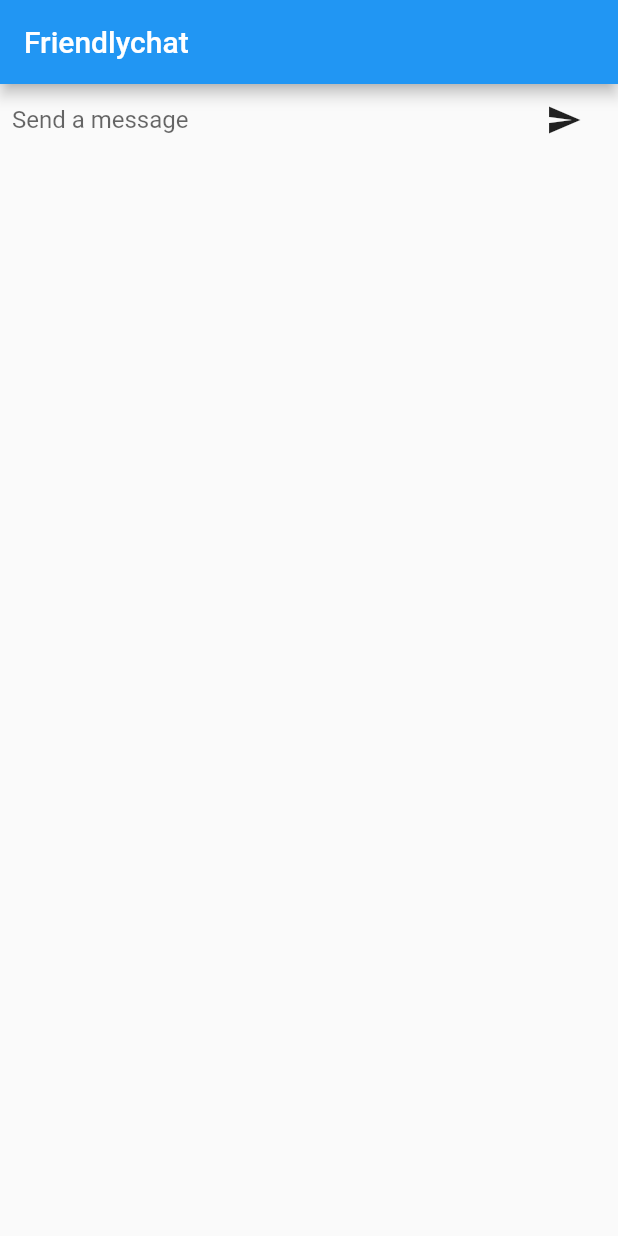
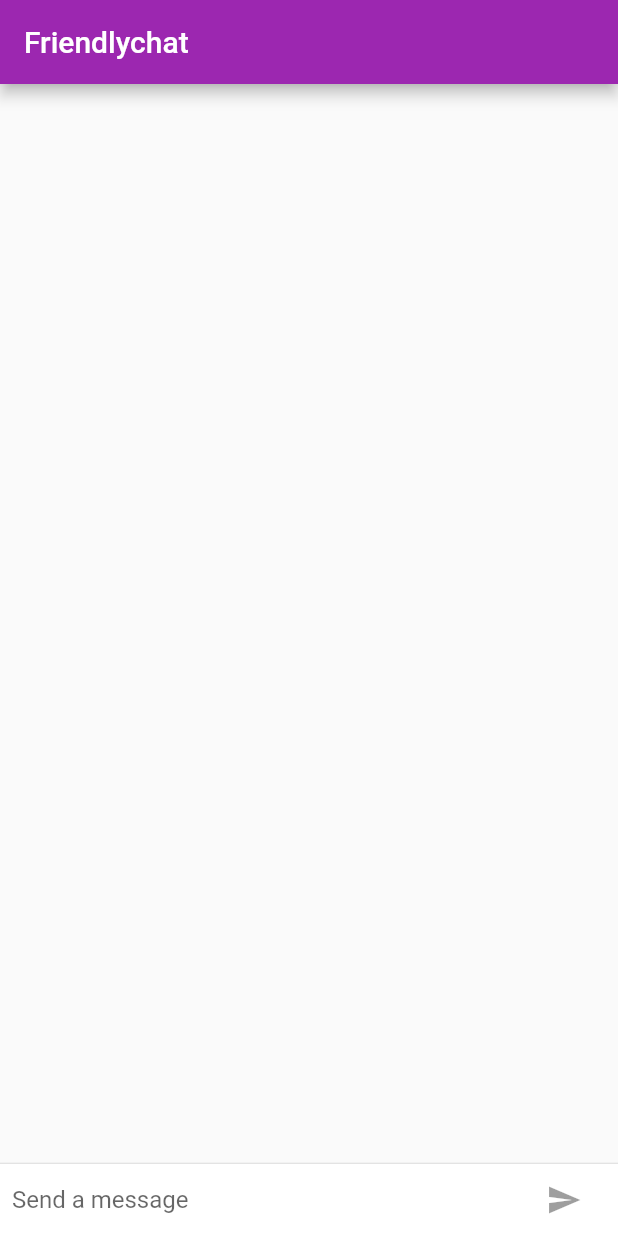
Before and after one commit to danilkravchenko/Flutter_codelabs, a Flutter app: the screen it shows after launch, on a phone screen of 412 x 824 dp. Run offline on Flutter 3.47's test engine with Material 2 defaults, Android fonts, the phone set to English and light mode, and no system bars.

Commit message:
chat with separate themes for ios and android

```diff
--- a/friendlychat/lib/main.dart
+++ b/friendlychat/lib/main.dart
@@ -1,14 +1,33 @@
 // This sample shows adding an action to an [AppBar] that opens a shopping cart.
 
+import 'package:flutter/cupertino.dart';
+import 'package:flutter/foundation.dart';
 import 'package:flutter/material.dart';
+import 'package:friendlychat/widgets/ChatMessage.dart';
 
 void main() => runApp(MyApp());
+
+final ThemeData kIOSTheme = new ThemeData(
+  primarySwatch: Colors.orange,
+  primaryColor: Colors.grey[100],
+  primaryColorBrightness: Brightness.light,
+);
+
+final ThemeData kDefaultTheme = new ThemeData(
+  primarySwatch: Colors.purple,
+  accentColor: Colors.orangeAccent[400],
+);
 
 class MyApp extends StatelessWidget {
   // This widget is the root of your application.
   @override
   Widget build(BuildContext context) {
-    return MaterialApp(title: 'Friendlychat', home: ChatWidget());
+    return MaterialApp(
+        title: 'Friendlychat',
+        theme: defaultTargetPlatform == TargetPlatform.iOS
+            ? kIOSTheme
+            : kDefaultTheme,
+        home: ChatWidget());
   }
 }
 
@@ -17,10 +36,14 @@ class ChatWidget extends StatefulWidget {
   State createState() => ChatWidgetState();
 }
 
-class ChatWidgetState extends State<ChatWidget> {
+class ChatWidgetState extends State<ChatWidget> with TickerProviderStateMixin {
   final _textController = TextEditingController();
+  final List<ChatMessage> _messages = <ChatMessage>[];
+  bool _isComposing = false;
 
-  Widget _buildTextComposer() => Container(
+  Widget _buildTextComposer() => IconTheme(
+      data: IconThemeData(color: Theme.of(context).accentColor),
+      child: Container(
           margin: const EdgeInsets.symmetric(horizontal: 8.0),
           child: Row(
             children: <Widget>[
@@ -28,30 +51,89 @@ class ChatWidgetState extends State<ChatWidget> {
                 child: TextField(
                   controller: _textController,
                   onSubmitted: _handleSubmitted,
-              decoration: InputDecoration.collapsed(hintText: "Send a message"),
+                  onChanged: (String text) {
+                    setState(() {
+                      _isComposing = text.length > 0;
+                    });
+                  },
+                  decoration:
+                      InputDecoration.collapsed(hintText: "Send a message"),
                 ),
               ),
               Container(
                   margin: EdgeInsets.symmetric(horizontal: 4.0),
                   child: _buildSendButton())
             ],
-      ));
+          )));
 
-  Widget _buildSendButton() => IconButton(
+  Widget _buildSendButton() => Theme.of(context).platform == TargetPlatform.iOS
+      ? CupertinoButton(
+          child: Text("Send"),
+          onPressed: _isComposing
+              ? () => _handleSubmitted(_textController.text)
+              : null)
+      : IconButton(
           icon: Icon(Icons.send),
-      onPressed: () => _handleSubmitted(_textController.text));
+          onPressed: _isComposing
+              ? () => _handleSubmitted(_textController.text)
+              : null);
 
   void _handleSubmitted(String text) {
     _textController.clear();
+    setState(() {
+      _isComposing = false;
+    });
+    final message = ChatMessage(
+      text: text,
+      animationController: AnimationController(
+          duration: Duration(milliseconds: 700), vsync: this),
+    );
+
+    setState(() {
+      _messages.insert(0, message);
+    });
+    message.animationController.forward();
+  }
+
+  @override
+  void dispose() {
+    _messages.forEach((el) => el.animationController.dispose());
+    super.dispose();
   }
 
   @override
   Widget build(BuildContext context) {
     return Scaffold(
         appBar: AppBar(
+          elevation:
+              Theme.of(context).platform == TargetPlatform.iOS ? 0.0 : 4.0,
           title: Text("Friendlychat"),
         ),
-      body: _buildTextComposer(),
-    );
+        body: Container(
+          decoration: Theme.of(context).platform == TargetPlatform.iOS
+              ? BoxDecoration(
+                  border: Border(
+                    top: BorderSide(color: Colors.grey[200]),
+                  ),
+                )
+              : null,
+          child: Column(
+            children: <Widget>[
+              Flexible(
+                child: ListView.builder(
+                  padding: EdgeInsets.all(8.0),
+                  reverse: true,
+                  itemBuilder: (_, index) => _messages[index],
+                  itemCount: _messages.length,
+                ),
+              ),
+              Divider(height: 1.0),
+              Container(
+                decoration: BoxDecoration(color: Theme.of(context).cardColor),
+                child: _buildTextComposer(),
+              )
+            ],
+          ),
+        ));
   }
 }
```
Also changed, not shown: friendlychat/lib/widgets/ChatMessage.dart (added, +43 -0 lines). Lines whose indentation alone changed are shown as unchanged.
